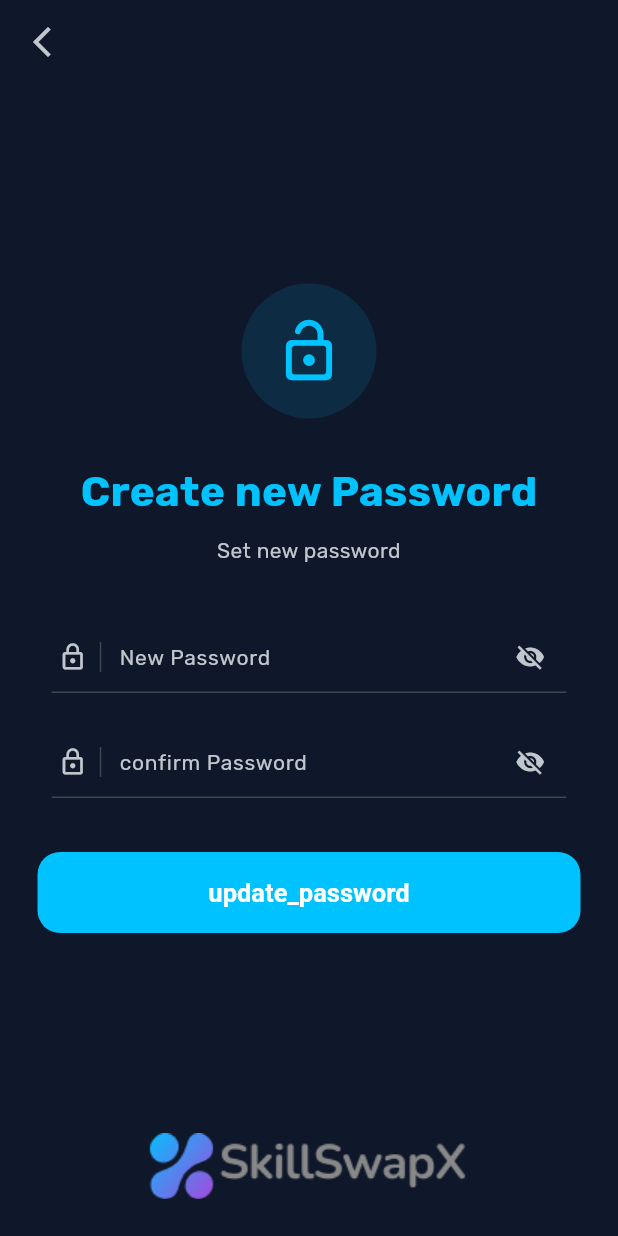
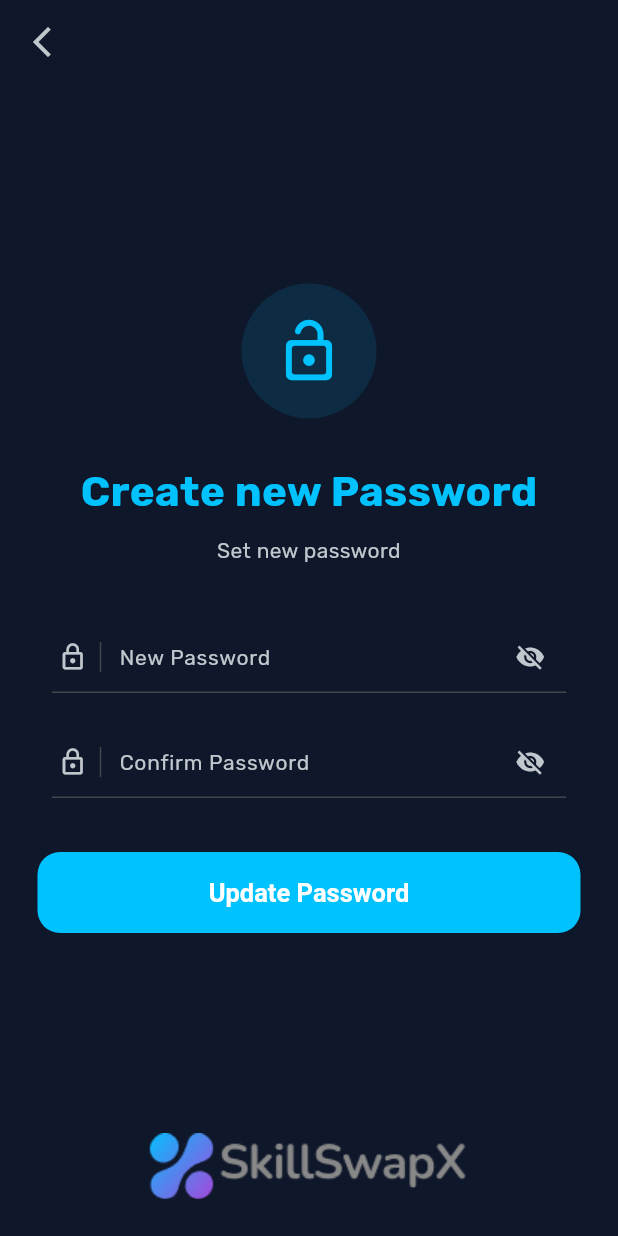
Before and after one commit to Eman1229/skill-swap, a Flutter app: the NewPasswordScreen screen opened directly with empty values, on a phone screen of 412 x 824 dp. Run offline on Flutter 3.47's test engine with Material 3 defaults, Android fonts, the phone set to English and light mode, and no system bars; our stand-ins replace cloud_firestore, cloud_functions, connectivity_plus, file_picker, firebase_auth, firebase_core and 13 more; accounts and stored records are empty; network calls fail.

Commit message:
hope so last task

```diff
--- a/lib/screens/AI/career_compass_screen.dart
+++ b/lib/screens/AI/career_compass_screen.dart
@@ -384,7 +384,6 @@ class _CareerCompassScreenState extends State<CareerCompassScreen> {
           ),
 
           const SizedBox(height: 14),
-          const Divider(height: 1, color: Colors.grey),
 
           // ── Required vs Missing Skills ──────────────────────────────
           Padding(
@@ -429,8 +428,6 @@ class _CareerCompassScreenState extends State<CareerCompassScreen> {
               ],
             ),
           ),
-
-          const Divider(height: 1, color: Colors.grey),
 
           // ── Footer CTA: Generate Roadmap ─────────────────────────────
           Padding(
--- a/lib/screens/reset/Reset Password.dart
+++ b/lib/screens/reset/Reset Password.dart
@@ -176,7 +176,7 @@ class _NewPasswordScreenState extends State<NewPasswordScreen> {
                         SizedBox(height: 22),
                         UiHelper.CustomTextField(context: context,
                           controller: confirmController,
-                          text: 'confirm Password'.tr(),
+                          text: 'Confirm Password'.tr(),
                           tohide: !showConfirm,
                           textinputtype: TextInputType.text,
                           prefixIcon: Icons.lock_outline,
@@ -212,7 +212,7 @@ class _NewPasswordScreenState extends State<NewPasswordScreen> {
                             ),
                           )
                               : Text(
-                            isLoggedIn ? 'update_password'.tr() : 'send_security_link'.tr(),
+                            isLoggedIn ? 'Update Password'.tr() : 'send security link'.tr(),
                             style: TextStyle(
                               fontSize: 17,
                               fontWeight: FontWeight.bold,
--- a/lib/services/fcm_service.dart
+++ b/lib/services/fcm_service.dart
@@ -265,7 +265,7 @@ class FcmService {
     String channelId = _getChannelId(type);
 
     _localNotifications.show(
-      id: docId.hashCode,
+      id: docId.hashCode.abs() % 2147483647,
       title: title,
       body: body,
       notificationDetails: NotificationDetails(
@@ -316,6 +316,7 @@ class FcmService {
           AndroidFlutterLocalNotificationsPlugin
         >();
     if (androidPlugin != null) {
+      await androidPlugin.requestNotificationsPermission();
       for (final channel in channels) {
         await androidPlugin.createNotificationChannel(channel);
       }
@@ -332,7 +333,7 @@ class FcmService {
     String channelId = _getChannelId(msg.data['type']);
 
     _localNotifications.show(
-      id: msg.hashCode,
+      id: msg.hashCode.abs() % 2147483647,
       title: title,
       body: body,
       notificationDetails: NotificationDetails(
```
Also changed, not shown: 1 other file.
